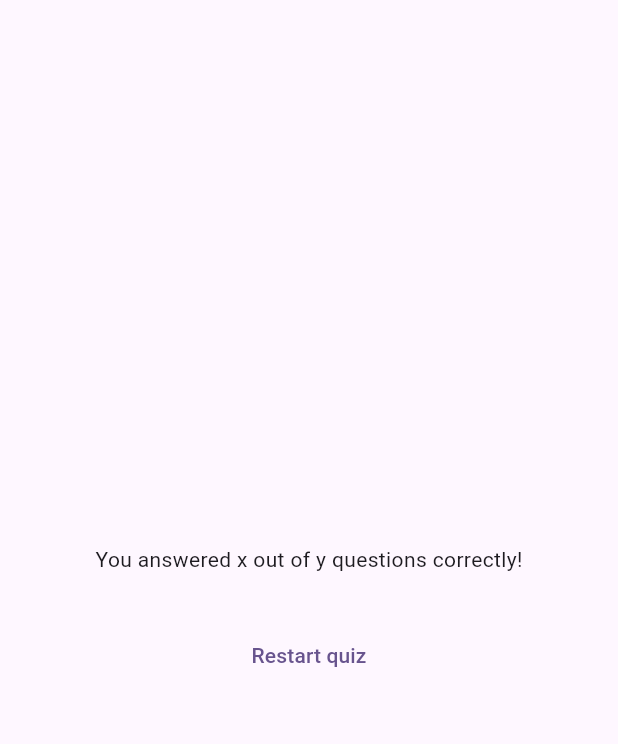
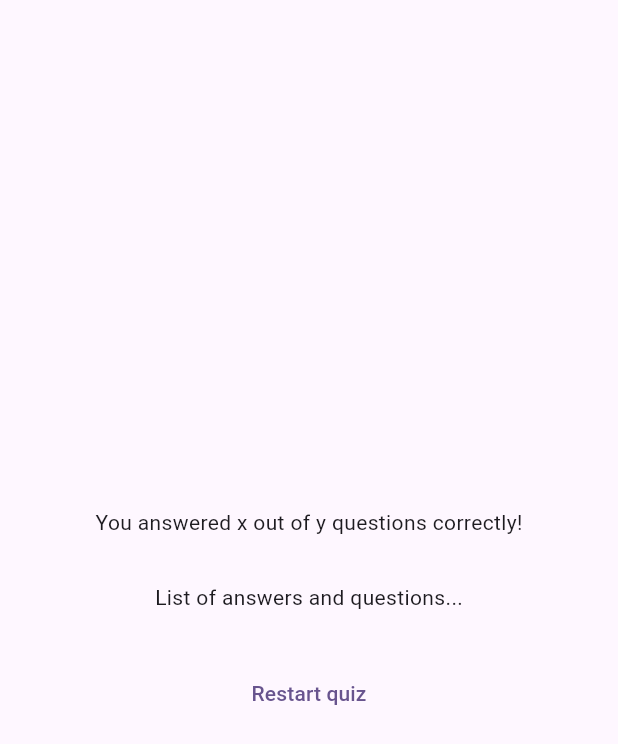
Before and after one commit to Desmond235/QuizApp, a Flutter app: the ResultScreen widget shown alone on an empty page, opened directly, on a phone screen of 412 x 824 dp. Shown: the top 744 px of the screen. Run offline on Flutter 3.47's test engine with Material 2 defaults, Android fonts, the phone set to English and light mode, and no system bars; our stand-ins replace google_fonts.

Commit message:
modified file

```diff
--- a/lib/result_screen.dart
+++ b/lib/result_screen.dart
@@ -14,6 +14,8 @@ class ResultScreen extends StatelessWidget {
           children: [
             const Text('You answered x out of y questions correctly!'),
             const SizedBox(height: 30),
+            Text('List of answers and questions...'),
+            const SizedBox(height: 30),
             TextButton(
               onPressed: () {},
               child: const Text('Restart quiz'),
```
